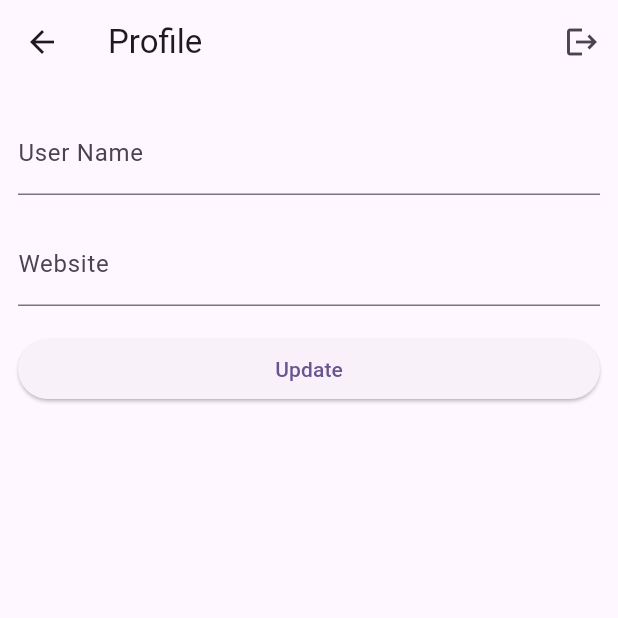
After one commit to immrit/vista_notes, a Flutter app: the Homescreen screen opened by its route, in the side drawer, after a tap on "پروفایل", on a phone screen of 412 x 824 dp, the top half of it. The commit adds this screen. Run offline on Flutter 3.47's test engine with Material 3 defaults, Android fonts, the phone set to English and light mode, and no system bars; our stand-ins replace supabase_flutter; accounts and stored records are empty; network calls fail.

Commit message:
post Data OK

```diff
--- a/lib/main.dart
+++ b/lib/main.dart
@@ -5,6 +5,7 @@ import 'package:vista_notes2/view/screen/ouathUser/welcome.dart';
 
 import 'view/screen/homeScreen.dart';
 import 'view/screen/ouathUser/signupUser.dart';
+import 'view/screen/profile.dart';
 
 void main() async {
   await Supabase.initialize(
@@ -36,7 +37,7 @@ class MyApp extends StatelessWidget {
         '/signup': (context) => SignupUser(),
         '/home': (context) => Homescreen(),
         '/login': (context) => Loginuser(),
-        // '/main': (context) => MainPage(),
+        '/profile': (context) => AccountPage(),
         '/welcome': (context) => WelcomePage()
       },
     );
--- a/lib/util/widgets.dart
+++ b/lib/util/widgets.dart
@@ -24,7 +24,7 @@ extension ContextExtension on BuildContext {
   void showSnackBar(String message, {bool isError = false}) {
     ScaffoldMessenger.of(this).showSnackBar(
       SnackBar(
-        content: Text(message),
+        content: Text(textDirection: TextDirection.rtl, message),
         backgroundColor: isError
             ? Theme.of(this).colorScheme.error
             : Theme.of(this).snackBarTheme.backgroundColor,
--- a/lib/view/screen/homeScreen.dart
+++ b/lib/view/screen/homeScreen.dart
@@ -1,5 +1,11 @@
+import 'package:flutter/gestures.dart';
 import 'package:flutter/material.dart';
+import 'package:supabase_flutter/supabase_flutter.dart';
 import 'package:vista_notes2/util/constant.dart';
+import 'package:vista_notes2/view/screen/ouathUser/welcome.dart';
+
+import '../../main.dart';
+import '../../util/widgets.dart';
 
 class Homescreen extends StatefulWidget {
   const Homescreen({super.key});
@@ -11,31 +17,104 @@ class Homescreen extends StatefulWidget {
 class _HomescreenState extends State<Homescreen> {
   @override
   Widget build(BuildContext context) {
+    var _loading = true;
+    final TextEditingController titleController = TextEditingController();
+    Future<void> _insertPost() async {
+      setState(() {
+        _loading = true;
+      });
+      final title = titleController.text.trim();
+      final user = supabase.auth.currentUser;
+      final updates = {
+        'id': user!.id,
+        'title': title,
+        'created_at': DateTime.now().toIso8601String(),
+      };
+      try {
+        await supabase.from('Notes').insert(updates);
+        if (mounted) context.showSnackBar('Successfully updated profile!');
+      } on PostgrestException catch (error) {
+        if (mounted) context.showSnackBar(error.message, isError: true);
+      } catch (error) {
+        if (mounted) {
+          context.showSnackBar('Unexpected error occurred', isError: true);
+        }
+      } finally {
+        if (mounted) {
+          setState(() {
+            _loading = false;
+          });
+        }
+      }
+    }
+
     return Scaffold(
-      body: Container(
-        height: double.infinity,
-        width: double.infinity,
-        color: Colors.amber,
-        child: Center(
+      appBar: AppBar(
+        title: const Text('Vista Notes'),
+      ),
+      endDrawer: Drawer(
+        child: ListView(
+          children: <Widget>[
+            const UserAccountsDrawerHeader(
+              accountName: Text('نام کاربری'),
+              accountEmail: Text('ایمیل کاربری'),
+              currentAccountPicture: CircleAvatar(
+                backgroundColor: Colors.brown,
+                child: Text('N'),
+              ),
+            ),
+            ListTile(
+              leading: const Icon(Icons.person),
+              title: const Text('پروفایل'),
+              onTap: () {
+                // به صفحه پروفایل بروید
+                Navigator.pushNamed(context, '/profile');
+              },
+            ),
+            ListTile(
+              leading: const Icon(Icons.logout),
+              title: const Text('خروج'),
+              onTap: () {
+                client.auth.signOut();
+
+                Navigator.pushReplacementNamed(context, '/login');
+              },
+            ),
+          ],
+        ),
+      ),
+      body: const Column(
+        children: [],
+      ),
+      floatingActionButton: FloatingActionButton(
+        onPressed: () {
+          showDialog<String>(
+            context: context,
+            builder: (BuildContext context) => Dialog(
+              child: Padding(
+                padding: const EdgeInsets.all(8.0),
                 child: Column(
+                  mainAxisSize: MainAxisSize.min,
                   mainAxisAlignment: MainAxisAlignment.center,
-            children: [
-              Text(
-                "Home",
-                style: TextStyle(color: Colors.white, fontSize: 30),
+                  children: <Widget>[
+                    TextField(
+                      controller: titleController,
                     ),
-              SizedBox(height: 20),
-              ElevatedButton(
+                    const SizedBox(height: 15),
+                    TextButton(
                       onPressed: () {
-                    client.auth.signOut();
-                    Navigator.pushNamedAndRemoveUntil(
-                        context, '/welcome', (rute) => false);
+                        _insertPost();
+                        Navigator.pop(context);
                       },
-                  child: Text("signout")),
+                      child: const Text('post'),
+                    ),
                   ],
                 ),
               ),
             ),
           );
+        },
+      ),
+    );
   }
 }
--- /dev/null
+++ b/lib/view/screen/profile.dart
@@ -0,0 +1,144 @@
+import 'package:flutter/material.dart';
+import 'package:supabase_flutter/supabase_flutter.dart';
+import 'package:vista_notes2/util/widgets.dart';
+import 'package:vista_notes2/view/screen/ouathUser/welcome.dart';
+
+import '../../main.dart';
+
+class AccountPage extends StatefulWidget {
+  const AccountPage({super.key});
+
+  @override
+  State<AccountPage> createState() => _AccountPageState();
+}
+
+class _AccountPageState extends State<AccountPage> {
+  final _usernameController = TextEditingController();
+  final _websiteController = TextEditingController();
+
+  String? _avatarUrl;
+  var _loading = true;
+
+  /// Called once a user id is received within `onAuthenticated()`
+  Future<void> _getProfile() async {
+    setState(() {
+      _loading = true;
+    });
+
+    try {
+      final userId = supabase.auth.currentSession!.user.id;
+      final data =
+          await supabase.from('profiles').select().eq('id', userId).single();
+      _usernameController.text = (data['username'] ?? '') as String;
+      _websiteController.text = (data['website'] ?? '') as String;
+      _avatarUrl = (data['avatar_url'] ?? '') as String;
+    } on PostgrestException catch (error) {
+      if (mounted) context.showSnackBar(error.message, isError: true);
+    } catch (error) {
+      if (mounted) {
+        context.showSnackBar('Unexpected error occurred', isError: true);
+      }
+    } finally {
+      if (mounted) {
+        setState(() {
+          _loading = false;
+        });
+      }
+    }
+  }
+
+  /// Called when user taps `Update` button
+  Future<void> _updateProfile() async {
+    setState(() {
+      _loading = true;
+    });
+    final userName = _usernameController.text.trim();
+    final website = _websiteController.text.trim();
+    final user = supabase.auth.currentUser;
+    final updates = {
+      'id': user!.id,
+      'username': userName,
+      'website': website,
+      'updated_at': DateTime.now().toIso8601String(),
+    };
+    try {
+      await supabase.from('profiles').upsert(updates);
+      if (mounted) context.showSnackBar('Successfully updated profile!');
+    } on PostgrestException catch (error) {
+      if (mounted) context.showSnackBar(error.message, isError: true);
+    } catch (error) {
+      if (mounted) {
+        context.showSnackBar('Unexpected error occurred', isError: true);
+      }
+    } finally {
+      if (mounted) {
+        setState(() {
+          _loading = false;
+        });
+      }
+    }
+  }
+
+  Future<void> _signOut() async {
+    try {
+      await supabase.auth.signOut();
+    } on AuthException catch (error) {
+      if (mounted) context.showSnackBar(error.message, isError: true);
+    } catch (error) {
+      if (mounted) {
+        context.showSnackBar('Unexpected error occurred', isError: true);
+      }
+    } finally {
+      if (mounted) {
+        Navigator.of(context).pushReplacement(
+          MaterialPageRoute(builder: (_) => const WelcomePage()),
+        );
+      }
+    }
+  }
+
+  @override
+  void initState() {
+    super.initState();
+    _getProfile();
+  }
+
+  @override
+  void dispose() {
+    _usernameController.dispose();
+    _websiteController.dispose();
+    super.dispose();
+  }
+
+  @override
+  Widget build(BuildContext context) {
+    return Scaffold(
+      appBar: AppBar(
+        title: const Text('Profile'),
+        actions: [
+          IconButton(onPressed: () => _signOut, icon: Icon(Icons.logout))
+        ],
+      ),
+      body: ListView(
+        padding: const EdgeInsets.symmetric(vertical: 18, horizontal: 12),
+        children: [
+          TextFormField(
+            controller: _usernameController,
+            decoration: const InputDecoration(labelText: 'User Name'),
+          ),
+          const SizedBox(height: 18),
+          TextFormField(
+            controller: _websiteController,
+            decoration: const InputDecoration(labelText: 'Website'),
+          ),
+          const SizedBox(height: 18),
+          ElevatedButton(
+            onPressed: _loading ? null : _updateProfile,
+            child: Text(_loading ? 'Saving...' : 'Update'),
+          ),
+          const SizedBox(height: 18),
+        ],
+      ),
+    );
+  }
+}
```
Also changed, not shown: lib/view/screen/ouathUser/loginUser.dart (+8 -5 lines). Lines whose indentation alone changed are shown as unchanged.
